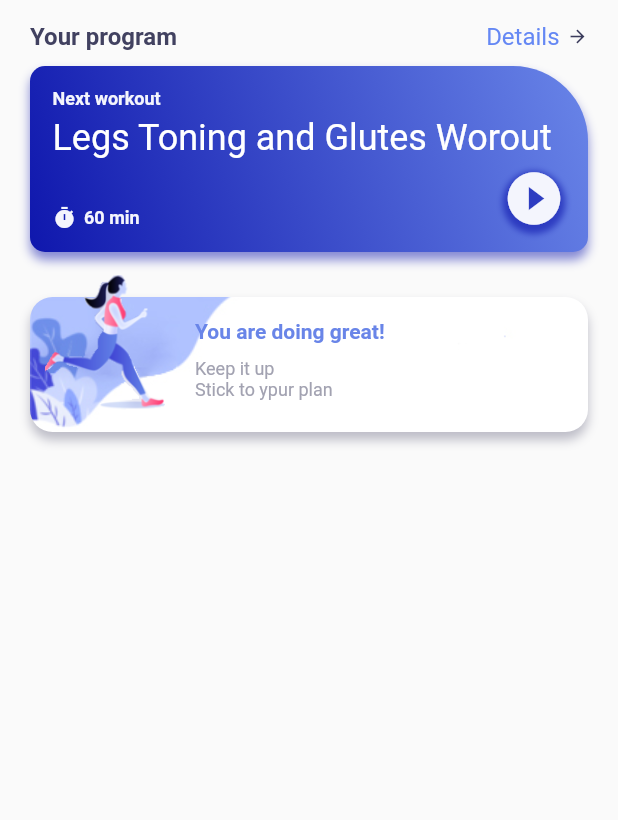
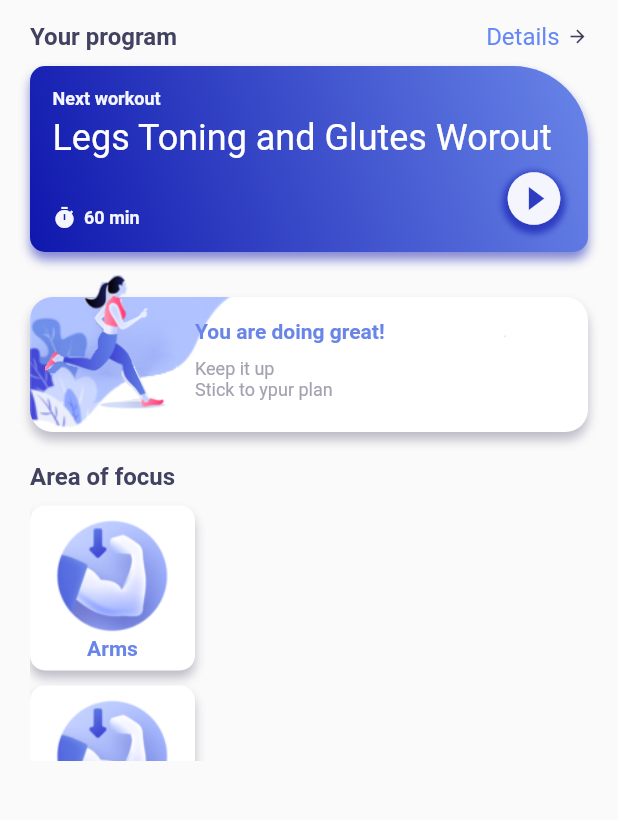
Before and after one commit to JJAHMEDAMER/Video_Training_App, a Flutter app: the screen it shows after launch, on a phone screen of 412 x 824 dp, the part 90-910 px from its top. Run offline on Flutter 3.47's test engine with Material 2 defaults, Android fonts, the phone set to English and light mode, and no system bars.

Commit message:
5th and 6th Row - Subtitle and List

```diff
--- a/lib/pages/home_page.dart
+++ b/lib/pages/home_page.dart
@@ -255,6 +255,79 @@ class _HomePageState extends State<HomePage> {
               ),
             ),
             SizedBox(height: 5),
+
+            //5th Row Area of focus
+            Container(
+              child: Row(
+                mainAxisAlignment: MainAxisAlignment.start,
+                children: [
+                  Text(
+                    'Area of focus',
+                    style: TextStyle(
+                      color: AppColor.homePageSubtitle,
+                      fontSize: 16,
+                      fontWeight: FontWeight.w600,
+                    ),
+                  ),
+                ],
+              ),
+            ),
+
+            //6th Row - List
+            Container(
+              width: double.maxFinite,
+              height: 180,
+              child: ListView.builder(
+                itemCount: 4,
+                itemBuilder: (unsed_context, itemCount) {
+                  return Row(
+                    children: [
+                      Container(
+                        width: 110,
+                        height: 110,
+                        //padding: EdgeInsets.all(10),
+                        margin: EdgeInsets.only(top: 10),
+                        decoration: BoxDecoration(
+                          color: Colors.white,
+                          borderRadius: BorderRadius.circular(10),
+                          boxShadow: [
+                            BoxShadow(
+                              offset: Offset(0, 5),
+                              blurRadius: 5,
+                              color:
+                                  AppColor.homePagePlanColor.withOpacity(0.7),
+                            ),
+                          ],
+                        ),
+                        child: Column(
+                          mainAxisAlignment: MainAxisAlignment.center,
+                          children: [
+                            Container(
+                              width: 80,
+                              height: 80,
+                              decoration: BoxDecoration(
+                                color: Colors.white,
+                                image: DecorationImage(
+                                  image: AssetImage('assets/ex4.png'),
+                                  fit: BoxFit.cover
+                                ),
+                              ),
+                            ),
+                            Text(
+                              'Arms',
+                              style: TextStyle(
+                                  color: AppColor.gradientSecond,
+                                  fontSize: 14,
+                                  fontWeight: FontWeight.w600),
+                            ),
+                          ],
+                        ),
+                      )
+                    ],
+                  );
+                },
+              ),
+            )
           ],
         ),
       ),
```
